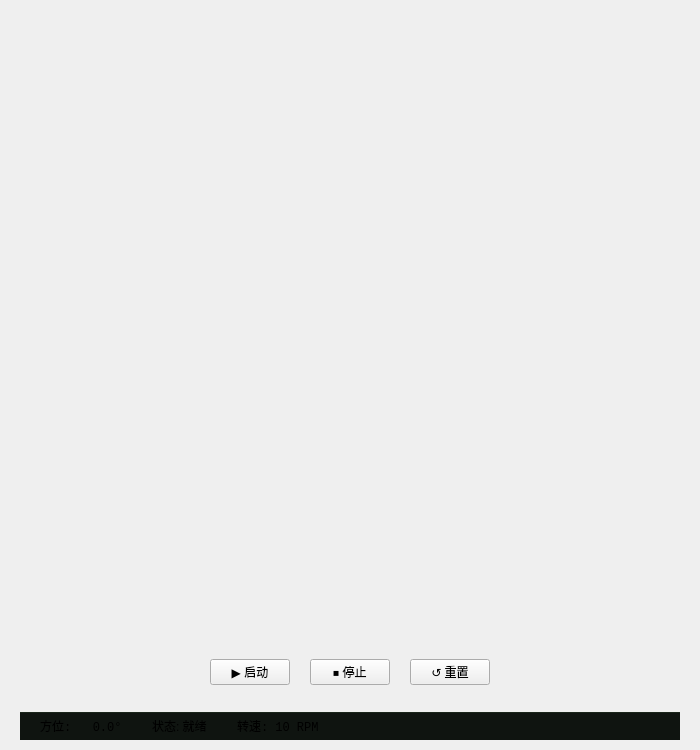
This is RadarPPI/mainwindow.ui in fddhuwenjie/label-00997 as Qt 5 draws it before an edit. The edited form follows.
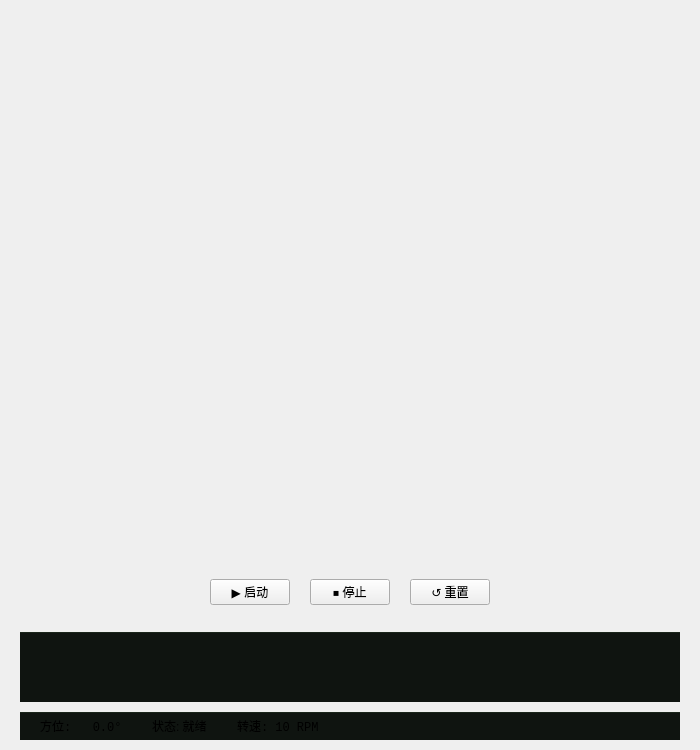
This is the edited form.

Commit message: feat: track replay with TrackPlayer, signal/slot communication and .ui panel (Test3)

The edit to the form file:
```diff
--- a/RadarPPI/mainwindow.ui
+++ b/RadarPPI/mainwindow.ui
@@ -145,6 +145,48 @@
       </layout>
      </widget>
     </item>
+    <!-- 轨迹回放控制面板 -->
+    <item>
+     <widget class="QWidget" name="trackControlContainer" native="true">
+      <property name="minimumSize">
+       <size>
+        <width>0</width>
+        <height>70</height>
+       </size>
+      </property>
+      <property name="maximumSize">
+       <size>
+        <width>16777215</width>
+        <height>80</height>
+       </size>
+      </property>
+      <property name="styleSheet">
+       <string>
+        QWidget#trackControlContainer {
+         background-color: #0F1410;
+         border-top: 1px solid #1A251A;
+        }
+       </string>
+      </property>
+      <layout class="QVBoxLayout" name="trackControlLayout">
+       <property name="spacing">
+        <number>0</number>
+       </property>
+       <property name="leftMargin">
+        <number>0</number>
+       </property>
+       <property name="topMargin">
+        <number>0</number>
+       </property>
+       <property name="rightMargin">
+        <number>0</number>
+       </property>
+       <property name="bottomMargin">
+        <number>0</number>
+       </property>
+      </layout>
+     </widget>
+    </item>
     <!-- 状态栏区域 -->
     <item>
      <widget class="QWidget" name="statusPanel" native="true">
```
The commit also changes 8 other files.
